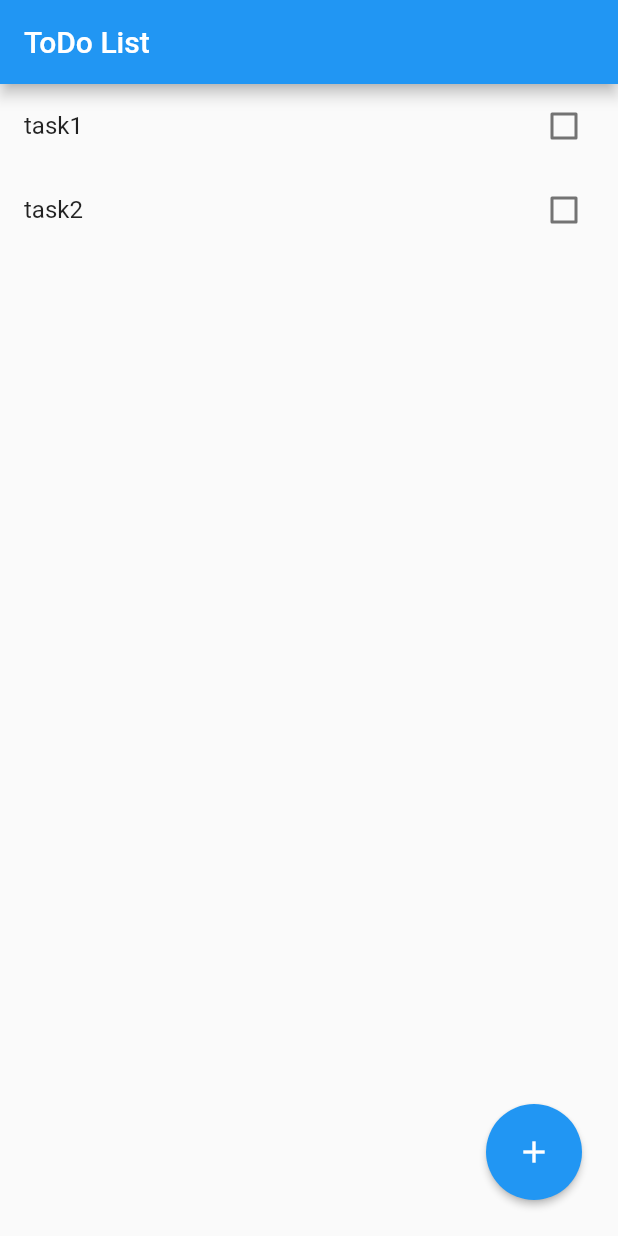
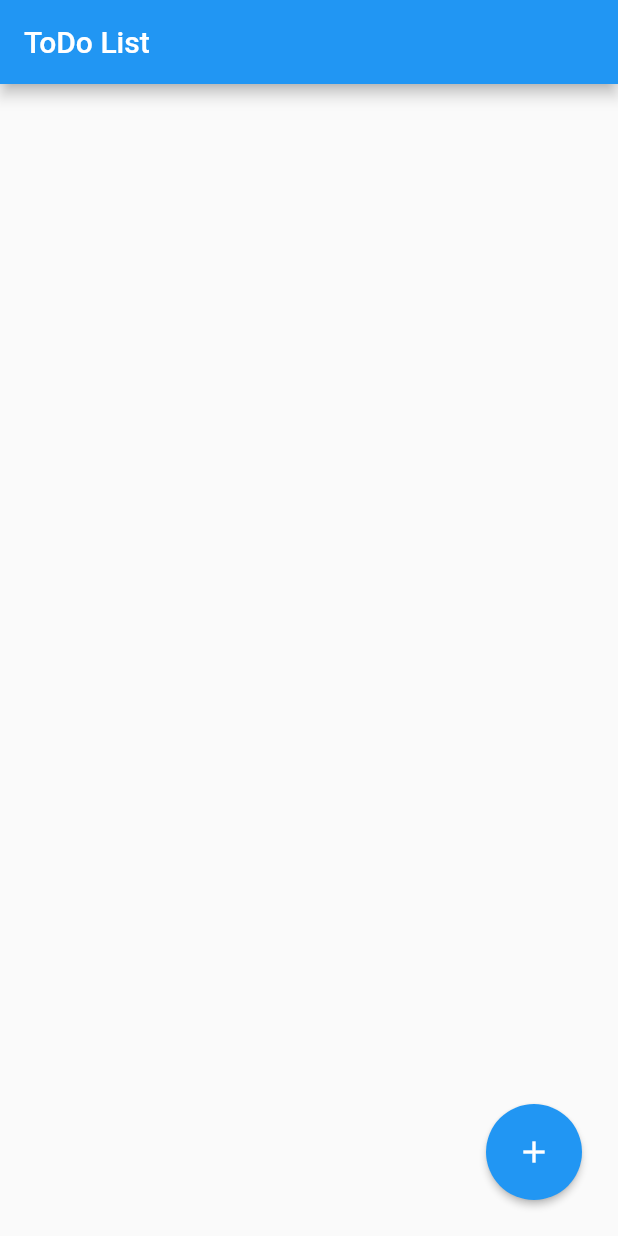
Before and after one commit to niravjaiswal/todo, a Flutter app: the screen it shows after launch, on a phone screen of 412 x 824 dp. Run offline on Flutter 3.47's test engine with Material 2 defaults, Android fonts, the phone set to English and light mode, and no system bars.

Commit message:
second commit

```diff
--- a/lib/main.dart
+++ b/lib/main.dart
@@ -14,7 +14,7 @@ class MyApp extends StatefulWidget {
 }
 
 class _MyAppState extends State<MyApp> {
-  List<Task> tasks = [Task(task: "task1"), Task(task: "task2")];
+  List<Task> tasks = [];
   refresh() {
     setState(() {
       tasks = tasks;
```
